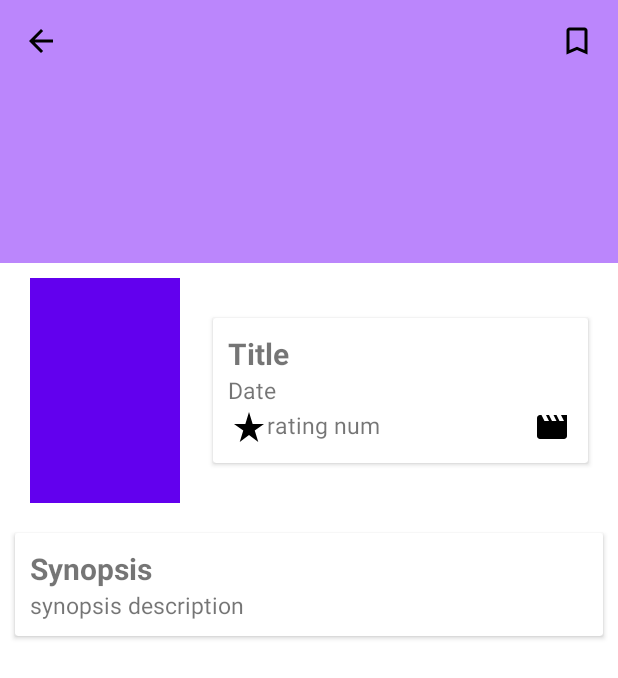
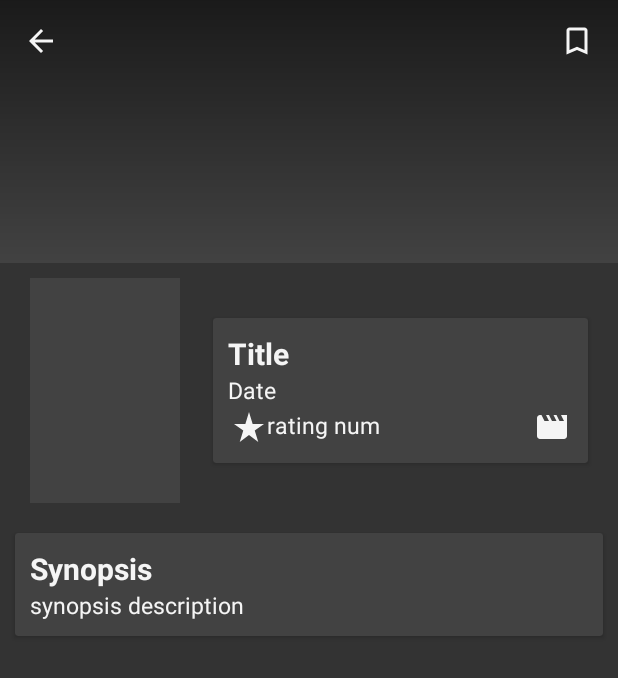
Before and after one commit to Djulizah/H071211073-FinalMobile, an Android app: the layout activity_detail.xml on its own in the app's theme, with its tools: preview values and no code run, on a phone screen of 412 x 824 dp. Shown: the top 678 px of the screen. Run offline under Robolectric (Android 15) with nearby library versions, the phone set to English and light mode, and no system bars.

Commit message:
fix : Tv Show DetailActivity, typos, xml files, backButton

```diff
--- a/app/src/main/java/com/example/h071211073_finalmobile/DatabaseHelper.java
+++ b/app/src/main/java/com/example/h071211073_finalmobile/DatabaseHelper.java
@@ -47,19 +47,20 @@ public class DatabaseHelper extends SQLiteOpenHelper {
         ContentValues values = new ContentValues();
         values.put(DatabaseContract.bookmarkColumns.COLUMN_TITLE, movie.getTitle());
         values.put(DatabaseContract.bookmarkColumns.COLUMN_DATE, movie.getReleaseDate());
-        values.put(DatabaseContract.bookmarkColumns.COLUMN_OVERVIEW, movie.getOverView());
+        values.put(DatabaseContract.bookmarkColumns.COLUMN_OVERVIEW, movie.getOverview());
         values.put(DatabaseContract.bookmarkColumns.COLUMN_POSTER_PATH, movie.getPosterPath());
         values.put(DatabaseContract.bookmarkColumns.COLUMN_BACKDROP_PATH, movie.getBackdropPath());
         values.put(DatabaseContract.bookmarkColumns.COLUMN_VOTE_AVERAGE, movie.getVoteAverage());
 
         return sqLiteDatabase.insert(DatabaseContract.TABLE_NAME, null, values);
     }
+
     public int updateMovie(Movie movie) {
         SQLiteDatabase sqLiteDatabase = getWritableDatabase();
         ContentValues values = new ContentValues();
         values.put(DatabaseContract.bookmarkColumns.COLUMN_TITLE, movie.getTitle());
         values.put(DatabaseContract.bookmarkColumns.COLUMN_DATE, movie.getReleaseDate());
-        values.put(DatabaseContract.bookmarkColumns.COLUMN_OVERVIEW, movie.getOverView());
+        values.put(DatabaseContract.bookmarkColumns.COLUMN_OVERVIEW, movie.getOverview());
         values.put(DatabaseContract.bookmarkColumns.COLUMN_POSTER_PATH, movie.getPosterPath());
         values.put(DatabaseContract.bookmarkColumns.COLUMN_BACKDROP_PATH, movie.getBackdropPath());
         values.put(DatabaseContract.bookmarkColumns.COLUMN_VOTE_AVERAGE, movie.getVoteAverage());
--- a/app/src/main/res/drawable/baseline_arrow_back_24.xml
+++ b/app/src/main/res/drawable/baseline_arrow_back_24.xml
@@ -1,5 +1,5 @@
 <vector android:autoMirrored="true" android:height="24dp"
-    android:tint="#000000" android:viewportHeight="24"
+    android:tint="#F5F5F5" android:viewportHeight="24"
     android:viewportWidth="24" android:width="24dp" xmlns:android="http://schemas.android.com/apk/res/android">
     <path android:fillColor="@android:color/white" android:pathData="M20,11H7.83l5.59,-5.59L12,4l-8,8 8,8 1.41,-1.41L7.83,13H20v-2z"/>
 </vector>
--- a/app/src/main/res/drawable/baseline_bookmark_24.xml
+++ b/app/src/main/res/drawable/baseline_bookmark_24.xml
@@ -1,5 +1,5 @@
-<vector android:height="24dp" android:tint="#000000"
+<vector android:height="24dp" android:tint="#F5F5F5"
     android:viewportHeight="24" android:viewportWidth="24"
     android:width="24dp" xmlns:android="http://schemas.android.com/apk/res/android">
-    <path android:fillColor="@color/black" android:pathData="M17,3H7c-1.1,0 -1.99,0.9 -1.99,2L5,21l7,-3 7,3V5c0,-1.1 -0.9,-2 -2,-2z"/>
+    <path android:fillColor="@android:color/white" android:pathData="M17,3H7c-1.1,0 -1.99,0.9 -1.99,2L5,21l7,-3 7,3V5c0,-1.1 -0.9,-2 -2,-2z"/>
 </vector>
--- a/app/src/main/res/drawable/baseline_bookmark_border_24.xml
+++ b/app/src/main/res/drawable/baseline_bookmark_border_24.xml
@@ -1,4 +1,4 @@
-<vector android:height="24dp" android:tint="#000000"
+<vector android:height="24dp" android:tint="#F5F5F5"
     android:viewportHeight="24" android:viewportWidth="24"
     android:width="24dp" xmlns:android="http://schemas.android.com/apk/res/android">
     <path android:fillColor="@android:color/white" android:pathData="M17,3L7,3c-1.1,0 -1.99,0.9 -1.99,2L5,21l7,-3 7,3L19,5c0,-1.1 -0.9,-2 -2,-2zM17,18l-5,-2.18L7,18L7,5h10v13z"/>
--- a/app/src/main/res/drawable/baseline_movie_24.xml
+++ b/app/src/main/res/drawable/baseline_movie_24.xml
@@ -1,4 +1,4 @@
-<vector android:height="24dp" android:tint="#000000"
+<vector android:height="24dp" android:tint="#F5F5F5"
     android:viewportHeight="24" android:viewportWidth="24"
     android:width="24dp" xmlns:android="http://schemas.android.com/apk/res/android">
     <path android:fillColor="@android:color/white" android:pathData="M18,4l2,4h-3l-2,-4h-2l2,4h-3l-2,-4H8l2,4H7L5,4H4c-1.1,0 -1.99,0.9 -1.99,2L2,18c0,1.1 0.9,2 2,2h16c1.1,0 2,-0.9 2,-2V4h-4z"/>
--- a/app/src/main/res/drawable/baseline_star_rate_24.xml
+++ b/app/src/main/res/drawable/baseline_star_rate_24.xml
@@ -1,4 +1,4 @@
-<vector android:height="24dp" android:tint="#000000"
+<vector android:height="24dp" android:tint="#F5F5F5"
     android:viewportHeight="24" android:viewportWidth="24"
     android:width="24dp" xmlns:android="http://schemas.android.com/apk/res/android">
     <path android:fillColor="@android:color/white" android:pathData="M14.43,10l-2.43,-8l-2.43,8l-7.57,0l6.18,4.41l-2.35,7.59l6.17,-4.69l6.18,4.69l-2.35,-7.59l6.17,-4.41z"/>
--- a/app/src/main/res/drawable/baseline_tv_24.xml
+++ b/app/src/main/res/drawable/baseline_tv_24.xml
@@ -1,4 +1,4 @@
-<vector android:height="24dp" android:tint="#000000"
+<vector android:height="24dp" android:tint="#F5F5F5"
     android:viewportHeight="24" android:viewportWidth="24"
     android:width="24dp" xmlns:android="http://schemas.android.com/apk/res/android">
     <path android:fillColor="@android:color/white" android:pathData="M21,3L3,3c-1.1,0 -2,0.9 -2,2v12c0,1.1 0.9,2 2,2h5v2h8v-2h5c1.1,0 1.99,-0.9 1.99,-2L23,5c0,-1.1 -0.9,-2 -2,-2zM21,17L3,17L3,5h18v12z"/>
--- /dev/null
+++ b/app/src/main/res/drawable/gradient_y_top.xml
@@ -0,0 +1,8 @@
+<?xml version="1.0" encoding="utf-8"?>
+<shape xmlns:android="http://schemas.android.com/apk/res/android">
+    <gradient
+        android:startColor="#99000000"
+        android:endColor="#00000000"
+        android:type="linear"
+        android:angle="270" />
+</shape>
--- a/app/src/main/res/layout/activity_detail.xml
+++ b/app/src/main/res/layout/activity_detail.xml
@@ -5,6 +5,7 @@
     xmlns:tools="http://schemas.android.com/tools"
     android:layout_width="match_parent"
     android:layout_height="match_parent"
+    android:background="@color/bgDark"
     android:orientation="vertical"
     tools:context=".DetailActivity">
 
@@ -22,7 +23,12 @@
                 android:layout_width="match_parent"
                 android:layout_height="175dp"
                 android:scaleType="centerCrop"
-                android:src="@color/purple_200"/>
+                android:src="@color/Charchoal"/>
+
+            <View
+                android:layout_width="match_parent"
+                android:layout_height="match_parent"
+                android:background="@drawable/gradient_y_top"/>
 
             <ImageView
                 android:id="@+id/btn_back"
@@ -46,28 +52,33 @@
             android:layout_width="match_parent"
             android:layout_height="wrap_content"
             android:layout_below="@id/container_upper"
-            android:layout_margin="10dp">
+            android:layout_marginStart="10dp"
+            android:layout_marginTop="10dp"
+            android:layout_marginEnd="10dp"
+            android:layout_marginBottom="10dp">
 
             <ImageView
                 android:id="@+id/img_poster"
                 android:layout_width="100dp"
                 android:layout_height="150dp"
+                android:layout_margin="10dp"
+                android:src="@color/Charchoal"
+                app:layout_constraintRight_toLeftOf="@id/card"
                 app:layout_constraintStart_toStartOf="parent"
-                app:layout_constraintRight_toLeftOf="@id/card"
-                android:layout_margin="10dp"
-                android:src="@color/purple_500"/>
+                tools:ignore="MissingConstraints" />
 
             <androidx.cardview.widget.CardView
                 android:id="@+id/card"
                 android:layout_width="250dp"
                 android:layout_height="wrap_content"
                 android:layout_gravity="center"
+                android:layout_margin="10dp"
+                android:elevation="0.1dp"
+                app:layout_constraintBottom_toBottomOf="@id/img_poster"
+                app:layout_constraintEnd_toEndOf="parent"
                 app:layout_constraintLeft_toRightOf="@id/img_poster"
-                app:layout_constraintEnd_toEndOf="parent"
                 app:layout_constraintTop_toTopOf="@id/img_poster"
-                app:layout_constraintBottom_toBottomOf="@id/img_poster"
-                android:layout_margin="10dp"
-                android:elevation="0.1dp">
+                app:cardBackgroundColor="@color/cardview_dark_background">
 
                 <LinearLayout
                     android:layout_width="match_parent"
@@ -80,15 +91,17 @@
                         android:layout_width="match_parent"
                         android:layout_height="wrap_content"
                         android:text="Title"
+                        android:textSize="20sp"
                         android:textStyle="bold"
-                        android:textSize="20sp"/>
+                        android:textColor="@color/smokeWhite"/>
 
                     <TextView
                         android:id="@+id/tv_date"
                         android:layout_width="match_parent"
                         android:layout_height="wrap_content"
                         android:text="Date"
-                        android:textSize="15sp"/>
+                        android:textSize="15sp"
+                        android:textColor="@color/smokeWhite"/>
 
                     <RelativeLayout
                         android:layout_width="match_parent"
@@ -100,22 +113,23 @@
                             android:id="@+id/img_star"
                             android:layout_width="wrap_content"
                             android:layout_height="wrap_content"
-                            android:src="@drawable/baseline_star_rate_24"/>
+                            android:src="@drawable/baseline_star_rate_24" />
 
                         <TextView
                             android:id="@+id/tv_rating"
                             android:layout_width="match_parent"
                             android:layout_height="wrap_content"
+                            android:layout_toRightOf="@id/img_star"
                             android:text="rating num"
                             android:textSize="15sp"
-                            android:layout_toRightOf="@id/img_star"/>
+                            android:textColor="@color/smokeWhite"/>
 
                         <ImageView
                             android:id="@+id/img_icon"
                             android:layout_width="wrap_content"
                             android:layout_height="wrap_content"
-                            android:src="@drawable/baseline_movie_24"
-                            android:layout_alignParentRight="true"/>
+                            android:layout_alignParentRight="true"
+                            android:src="@drawable/baseline_movie_24" />
 
                     </RelativeLayout>
 
@@ -131,7 +145,8 @@
             android:layout_height="wrap_content"
             android:layout_below="@id/container_middle"
             android:layout_margin="10dp"
-            android:elevation="0.1dp">
+            android:elevation="0.1dp"
+            app:cardBackgroundColor="@color/cardview_dark_background">
 
             <LinearLayout
                 android:layout_width="match_parent"
@@ -144,14 +159,16 @@
                     android:layout_height="wrap_content"
                     android:text="Synopsis"
                     android:textStyle="bold"
-                    android:textSize="20sp"/>
+                    android:textSize="20sp"
+                    android:textColor="@color/smokeWhite"/>
 
                 <TextView
                     android:id="@+id/tv_synopsis"
                     android:layout_width="match_parent"
                     android:layout_height="wrap_content"
                     android:text="synopsis description"
-                    android:textSize="15sp"/>
+                    android:textSize="15sp"
+                    android:textColor="@color/smokeWhite"/>
 
             </LinearLayout>
 
--- a/app/src/main/res/values/colors.xml
+++ b/app/src/main/res/values/colors.xml
@@ -7,4 +7,7 @@
     <color name="teal_700">#FF018786</color>
     <color name="black">#FF000000</color>
     <color name="white">#FFFFFFFF</color>
+    <color name="bgDark">#333333</color>
+    <color name="Charchoal">#424242</color>
+    <color name="smokeWhite">#F5F5F5</color>
 </resources>
```
Also changed, not shown: app/src/main/java/com/example/h071211073_finalmobile/Bookmark.java (+33 -33 lines), app/src/main/java/com/example/h071211073_finalmobile/DetailActivity.java (+15 -10 lines), app/src/main/java/com/example/h071211073_finalmobile/MainActivity.java (+17 -38 lines), app/src/main/java/com/example/h071211073_finalmobile/Movie.java (+7 -7 lines), app/src/main/java/com/example/h071211073_finalmobile/TvShow.java (+15 -5 lines), app/src/main/res/layout/activity_main.xml (+5 -3 lines).
